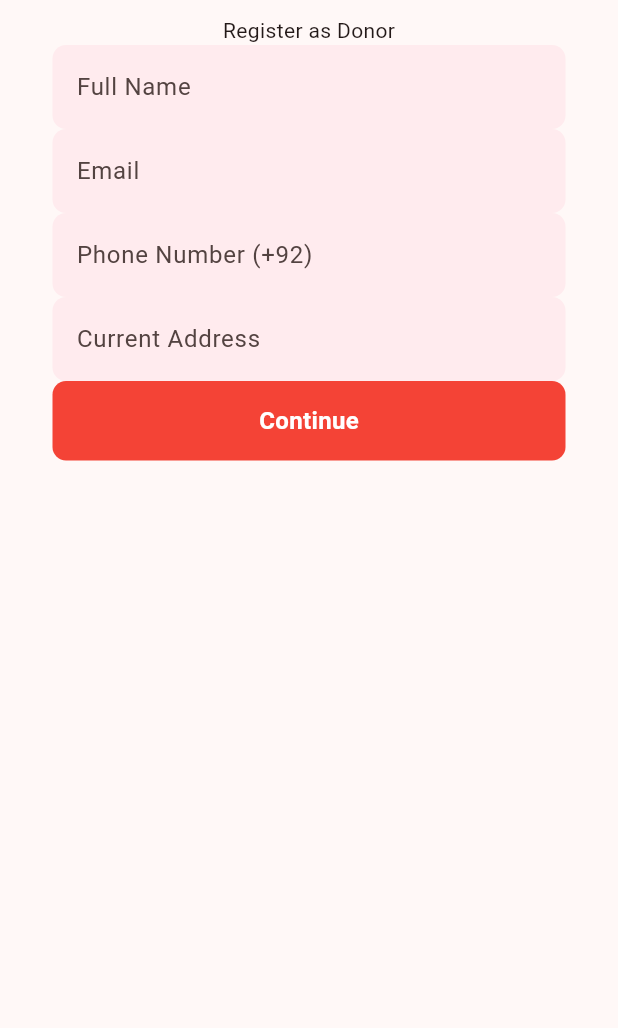
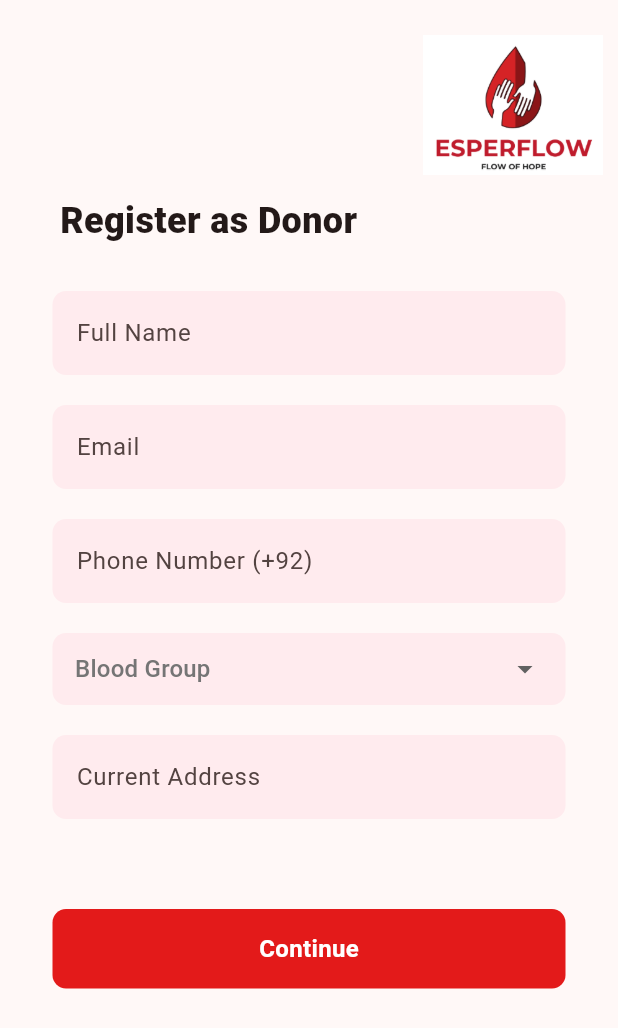
Before and after one commit to Abdul-Hadi-Jalil/EsperFlow, a Flutter app: the RegisterScreen screen opened directly, on a phone screen of 412 x 824 dp. Shown: the top 1028 px of the screen. Run offline on Flutter 3.47's test engine with Material 3 defaults, Android fonts, the phone set to English and light mode, and no system bars.

Commit message:
completed the register screen, adjust spacing and dropdown menu for blood group selection

```diff
--- a/lib/main.dart
+++ b/lib/main.dart
@@ -3,6 +3,7 @@ import 'package:esperflow/screens/faq_screen.dart';
 import 'package:esperflow/screens/home_screen.dart';
 import 'package:esperflow/screens/login_screen.dart';
 import 'package:esperflow/screens/profile_screen.dart';
+import 'package:esperflow/screens/register_screen.dart';
 import 'package:flutter/material.dart';
 
 void main() {
@@ -18,7 +19,7 @@ class MyApp extends StatelessWidget {
     return MaterialApp(
       title: 'Flutter Demo',
       theme: ThemeData(colorScheme: .fromSeed(seedColor: Colors.red)),
-      home: LoginScreen(),
+      home: RegisterScreen(),
     );
   }
 }
--- a/lib/screens/register_screen.dart
+++ b/lib/screens/register_screen.dart
@@ -2,37 +2,112 @@ import 'package:esperflow/widgets/my_custom_buttom.dart';
 import 'package:esperflow/widgets/my_text_field.dart';
 import 'package:flutter/material.dart';
 
-class RegisterScreen extends StatelessWidget {
+class RegisterScreen extends StatefulWidget {
   const RegisterScreen({super.key});
 
   @override
+  State<RegisterScreen> createState() => _RegisterScreenState();
+}
+
+class _RegisterScreenState extends State<RegisterScreen> {
+  String? selectedBloodGroup;
+
+  @override
   Widget build(BuildContext context) {
+    final List<String> bloodGroups = [
+      'A+',
+      'A-',
+      'B+',
+      'B-',
+      'AB+',
+      'AB-',
+      'O+',
+      'O-',
+    ];
+
     return Scaffold(
       body: Container(
         padding: EdgeInsets.all(10),
         child: Column(
           children: [
+            // logo
+            Align(
+              alignment: Alignment.centerRight,
+              child: Image.asset(
+                'assets/images/esperflow_logo.png',
+                height: 120,
+                width: 120,
+              ),
+            ),
+
             // register as donor text
-            Text('Register as Donor'),
+            Padding(
+              padding: const EdgeInsets.only(left: 30),
+              child: Align(
+                alignment: Alignment.centerLeft,
+                child: Text(
+                  'Register as Donor',
+                  style: TextStyle(fontSize: 24, fontWeight: FontWeight.w900),
+                ),
+              ),
+            ),
+
+            SizedBox(height: 30),
 
             // full name text field
             MyTextField(hintText: "Full Name"),
 
+            SizedBox(height: 20),
+
             // email field
             MyTextField(hintText: "Email"),
+
+            SizedBox(height: 20),
 
             // enter phone number field
             MyTextField(hintText: "Phone Number (+92)"),
 
+            SizedBox(height: 20),
+
             // drop down menu for blood group selection
-            // TODO: will be implemented
+            Container(
+              padding: EdgeInsets.symmetric(horizontal: 15),
+              margin: EdgeInsets.symmetric(horizontal: 25),
+              decoration: BoxDecoration(
+                color: Colors.red.shade50,
+                borderRadius: BorderRadius.circular(9),
+              ),
+              child: DropdownButtonHideUnderline(
+                child: DropdownButton<String>(
+                  value: selectedBloodGroup,
+                  hint: Text(
+                    "Blood Group",
+                    style: TextStyle(color: Colors.grey[600]),
+                  ),
+                  items: bloodGroups.map((group) {
+                    return DropdownMenuItem(value: group, child: Text(group));
+                  }).toList(),
+                  onChanged: (value) {
+                    setState(() {
+                      selectedBloodGroup = value!;
+                    });
+                  },
+                  isExpanded: true, // makes it full width like TextFields
+                  borderRadius: BorderRadius.circular(9),
+                ),
+              ),
+            ),
+
+            SizedBox(height: 20),
 
             // address field
             MyTextField(hintText: "Current Address"),
 
+            SizedBox(height: 60),
+
             // register confimation button
             MyCustomButtom(
-              backgroundColor: Colors.red,
+              backgroundColor: Color(0xFFE31A1A),
               text: "Continue",
               textColor: Colors.white,
             ),
```
